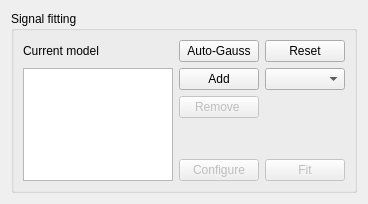
The window that iintgui/ui/fitpanel2.ui (syncope/iint-gui) describes before a commit, drawn with Qt 5.
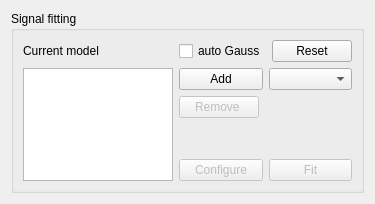
The same window after the commit.

Commit message: + updates to the layout of widgets

What changed in the file:
```diff
--- a/iintgui/ui/fitpanel2.ui
+++ b/iintgui/ui/fitpanel2.ui
@@ -6,7 +6,7 @@
    <rect>
     <x>0</x>
     <y>0</y>
-    <width>368</width>
+    <width>375</width>
     <height>204</height>
    </rect>
   </property>
@@ -132,9 +132,9 @@
              </spacer>
             </item>
             <item>
-             <widget class="QPushButton" name="autoGaussButton">
+             <widget class="QCheckBox" name="autoGaussBox">
               <property name="text">
-               <string>Auto-Gauss</string>
+               <string>auto Gauss</string>
               </property>
              </widget>
             </item>
```
The commit also changes 1 other file.
